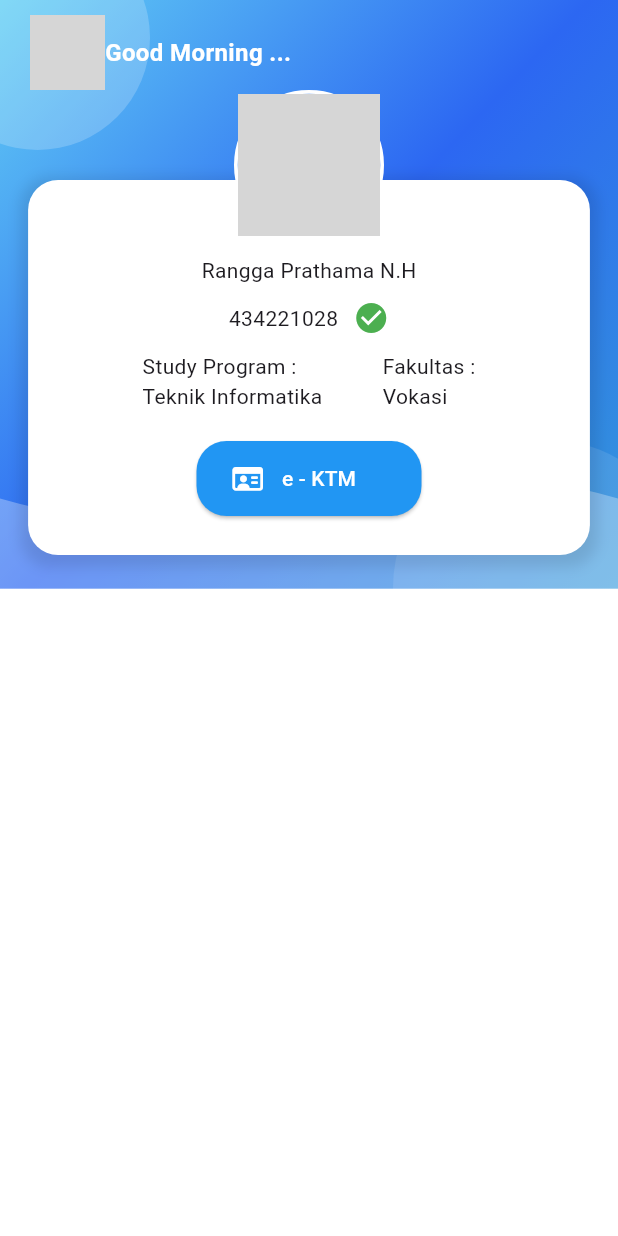
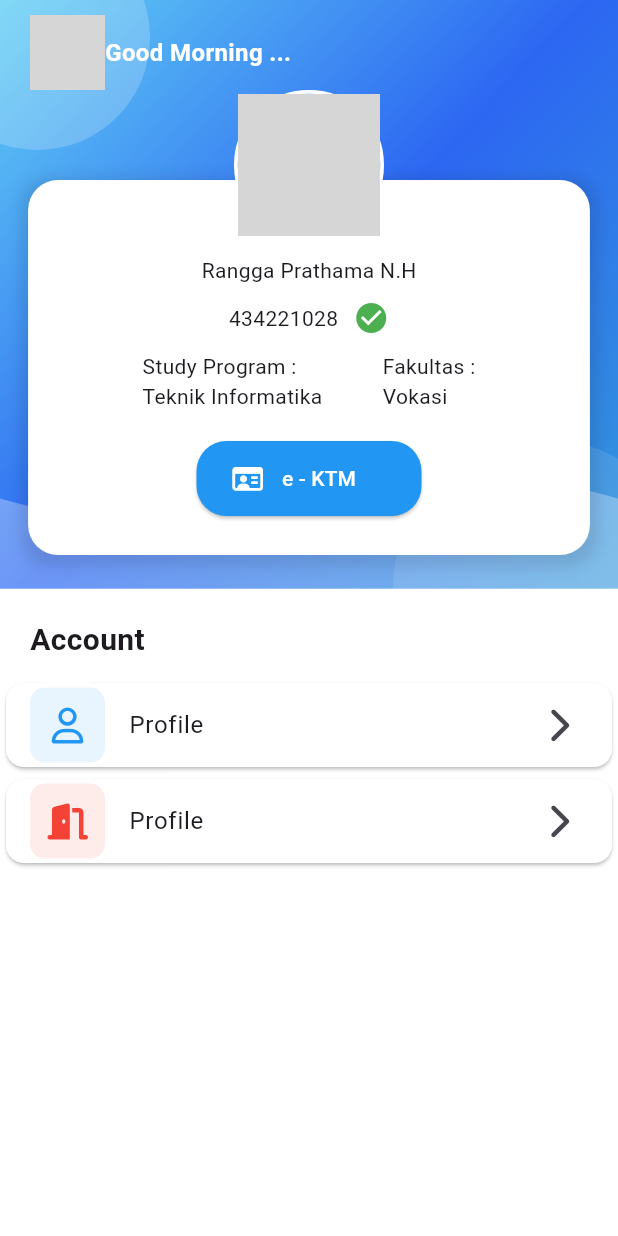
Before and after one commit to RanggaPrathama/redesign_kampus_kita_mobile, a Flutter app: the ProfilePage screen opened directly, on a phone screen of 412 x 824 dp. Run offline on Flutter 3.47's test engine with Material 3 defaults, Android fonts, the phone set to English and light mode, and no system bars; our stand-ins replace font_awesome_flutter, lottie; network calls fail; project files that could hold a hidden picture were left out; grey boxes are pictures that could not be loaded.

Commit message:
[ADD] Menambahkan section option menu

```diff
--- a/lib/screen/profile.dart
+++ b/lib/screen/profile.dart
@@ -20,6 +20,7 @@ class _ProfilePageState extends State<ProfilePage> {
             child: Container(
               width: double.infinity,
               child: Column(
+                crossAxisAlignment: CrossAxisAlignment.start,
                 children: [
                   Stack(
                       alignment: Alignment.topCenter,
@@ -30,7 +31,78 @@ class _ProfilePageState extends State<ProfilePage> {
                         _profileImage(),
                       ],
                     ),
+                  SizedBox(height: 20),
+                  Padding(
+                    padding: EdgeInsets.only(left: 20),
+                      child: Text("Account", style: TextStyle(fontWeight: FontWeight.bold, fontSize: 20))),
 
+                  SizedBox(height: 10,),
+
+                  Container(
+                    decoration: BoxDecoration(
+                      color: Colors.white,
+                      borderRadius: BorderRadius.circular(20),
+                    ),
+                    child: Column(
+                      children: [
+                        Card(
+                          elevation: 1,
+                          color: Colors.white,
+                          child: ListTile(
+                            leading: Container(
+                              width: 50,
+                              height: 50,
+                              decoration: BoxDecoration(
+                                  color: Colors.blue.withOpacity(0.1),
+                                  borderRadius: BorderRadius.circular(10)),
+                              child: Icon(FontAwesomeIcons.user, color: Colors.blue),
+                            ),
+                            title: Text("Profile"),
+                            onTap: (){},
+                            trailing: Icon(FontAwesomeIcons.chevronRight),
+                          ),
+                        ),
+                        // Divider(
+                        //   height: 1,
+                        //   color: Colors.grey.shade300,
+                        //   thickness: 1,
+                        // )
+                      ],
+                    )
+                  ),
+
+                  Container(
+                      decoration: BoxDecoration(
+                        color: Colors.white,
+                        borderRadius: BorderRadius.circular(20),
+                      ),
+                      child: Column(
+                        children: [
+                          Card(
+                            elevation: 1,
+                            color: Colors.white,
+                            child: ListTile(
+                              leading: Container(
+                                width: 50,
+                                height: 50,
+                                decoration: BoxDecoration(
+                                    color: Colors.red.withOpacity(0.1),
+                                    borderRadius: BorderRadius.circular(10)),
+                                child: Icon(FontAwesomeIcons.doorOpen, color: Colors.red),
+                              ),
+                              title: Text("Profile"),
+                              onTap: (){},
+                              trailing: Icon(FontAwesomeIcons.chevronRight),
+                            ),
+                          ),
+                          // Divider(
+                          //   height: 1,
+                          //   color: Colors.grey.shade300,
+                          //   thickness: 1,
+                          // )
+                        ],
+                      )
+                  ),
                 ]
               ),
             )
```
